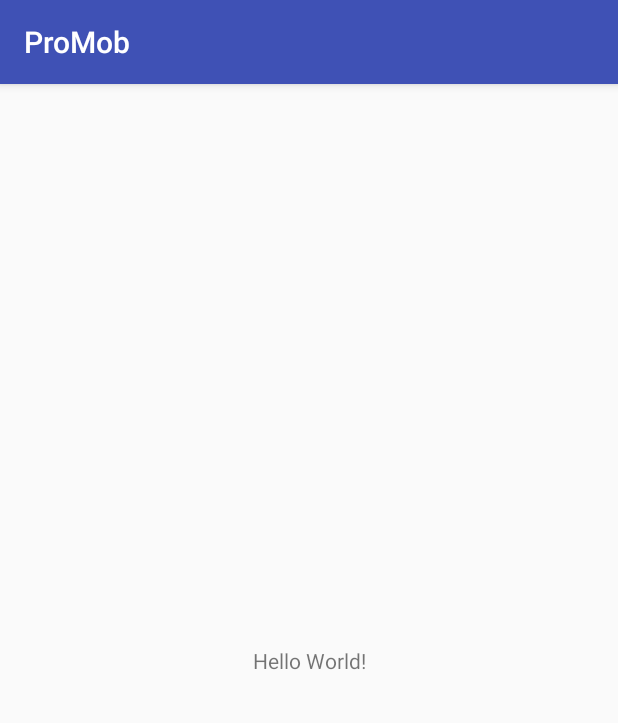
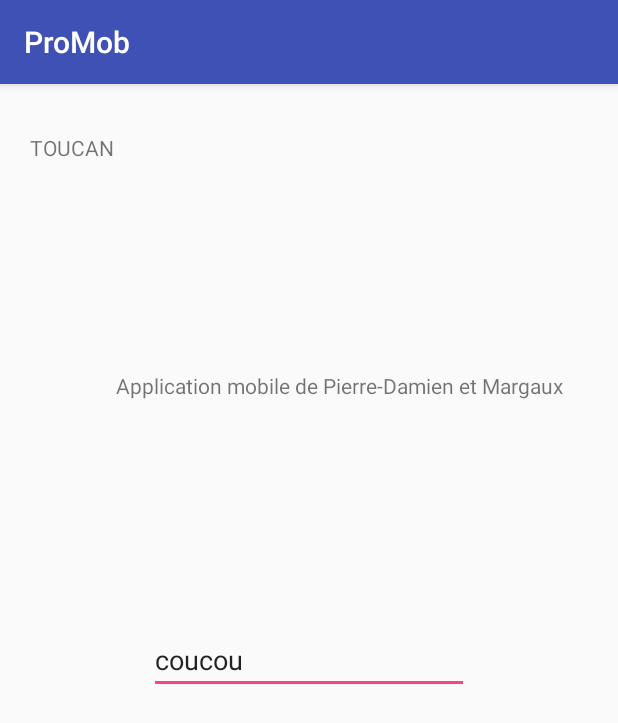
Before and after one commit to projetpromob/toucan, an Android app: the screen it shows after launch (MainActivity), on a phone screen of 412 x 824 dp. Shown: the top 723 px of the screen. Run offline under Robolectric (Android 15) with nearby library versions, the phone set to English and light mode, and no system bars.

Commit message:
test commit

```diff
--- a/app/src/main/res/layout/activity_main.xml
+++ b/app/src/main/res/layout/activity_main.xml
@@ -7,12 +7,43 @@
     tools:context=".MainActivity">
 
     <TextView
+        android:id="@+id/textView2"
         android:layout_width="wrap_content"
         android:layout_height="wrap_content"
-        android:text="Hello World!"
+        android:text=" TOUCAN"
         app:layout_constraintBottom_toBottomOf="parent"
+        app:layout_constraintHorizontal_bias="0.047"
         app:layout_constraintLeft_toLeftOf="parent"
         app:layout_constraintRight_toRightOf="parent"
+        app:layout_constraintTop_toTopOf="parent"
+        app:layout_constraintVertical_bias="0.044" />
+
+    <EditText
+        android:id="@+id/editText"
+        android:layout_width="wrap_content"
+        android:layout_height="wrap_content"
+        android:ems="10"
+        android:inputType="textPersonName"
+        android:text="coucou"
+        app:layout_constraintBottom_toBottomOf="parent"
+        app:layout_constraintEnd_toEndOf="parent"
+        app:layout_constraintStart_toStartOf="parent"
+        app:layout_constraintTop_toTopOf="parent" />
+
+    <TextView
+        android:id="@+id/textView"
+        android:layout_width="wrap_content"
+        android:layout_height="wrap_content"
+        android:layout_marginStart="76dp"
+        android:layout_marginLeft="76dp"
+        android:layout_marginTop="150dp"
+        android:layout_marginEnd="36dp"
+        android:layout_marginRight="36dp"
+        android:layout_marginBottom="110dp"
+        android:text="Application mobile de Pierre-Damien et Margaux"
+        app:layout_constraintBottom_toTopOf="@+id/editText"
+        app:layout_constraintEnd_toEndOf="parent"
+        app:layout_constraintStart_toStartOf="parent"
         app:layout_constraintTop_toTopOf="parent" />
 
 </android.support.constraint.ConstraintLayout>
--- a/app/src/main/res/values/colors.xml
+++ b/app/src/main/res/values/colors.xml
@@ -2,5 +2,5 @@
 <resources>
     <color name="colorPrimary">#3F51B5</color>
     <color name="colorPrimaryDark">#303F9F</color>
-    <color name="colorAccent">#FF4081</color>
+    <color name="colorAccent">#ff4081</color>
 </resources>
--- a/build.gradle
+++ b/build.gradle
@@ -7,7 +7,7 @@ buildscript {
         jcenter()
     }
     dependencies {
-        classpath 'com.android.tools.build:gradle:3.1.4'
+        classpath 'com.android.tools.build:gradle:3.2.0'
 
 
         // NOTE: Do not place your application dependencies here; they belong
```
Also changed, not shown: gradle/wrapper/gradle-wrapper.properties.
